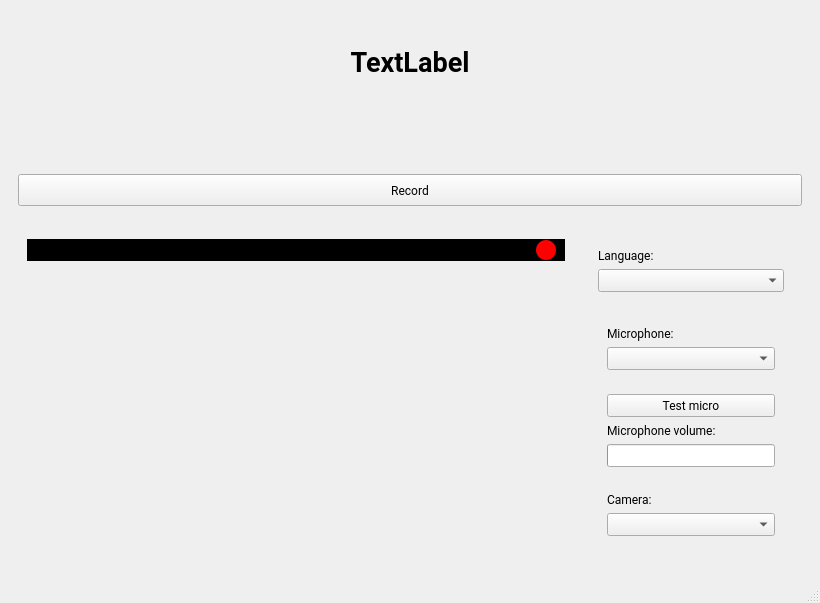
Old version of the form acquisition_project/acquisition/ui/main_pyside.ui in the repository Yoan-Lespessailles/acquisition_donnees.
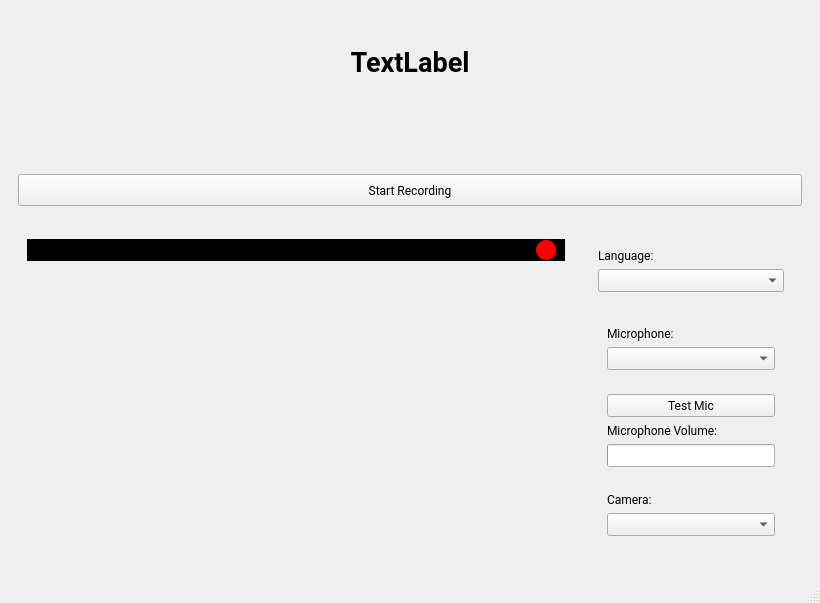
New version of the form.

Commit message: Maj langue d'interface

The edit to the form file:
```diff
--- a/acquisition_project/acquisition/ui/main_pyside.ui
+++ b/acquisition_project/acquisition/ui/main_pyside.ui
@@ -211,7 +211,7 @@
           <string notr="true"/>
          </property>
          <property name="text">
-          <string>Record</string>
+          <string>Start Recording</string>
          </property>
         </widget>
        </item>
@@ -452,7 +452,7 @@
                    <enum>Qt::ContextMenuPolicy::NoContextMenu</enum>
                   </property>
                   <property name="text">
-                   <string>Test micro</string>
+                   <string>Test Mic</string>
                   </property>
                  </widget>
                 </item>
@@ -464,7 +464,7 @@
                    </font>
                   </property>
                   <property name="text">
-                   <string>Microphone volume:</string>
+                   <string>Microphone Volume:</string>
                   </property>
                  </widget>
                 </item>
```
Left out of the diff: 2 changed lines with no effect on the pictures. The commit also changes 3 other files.
